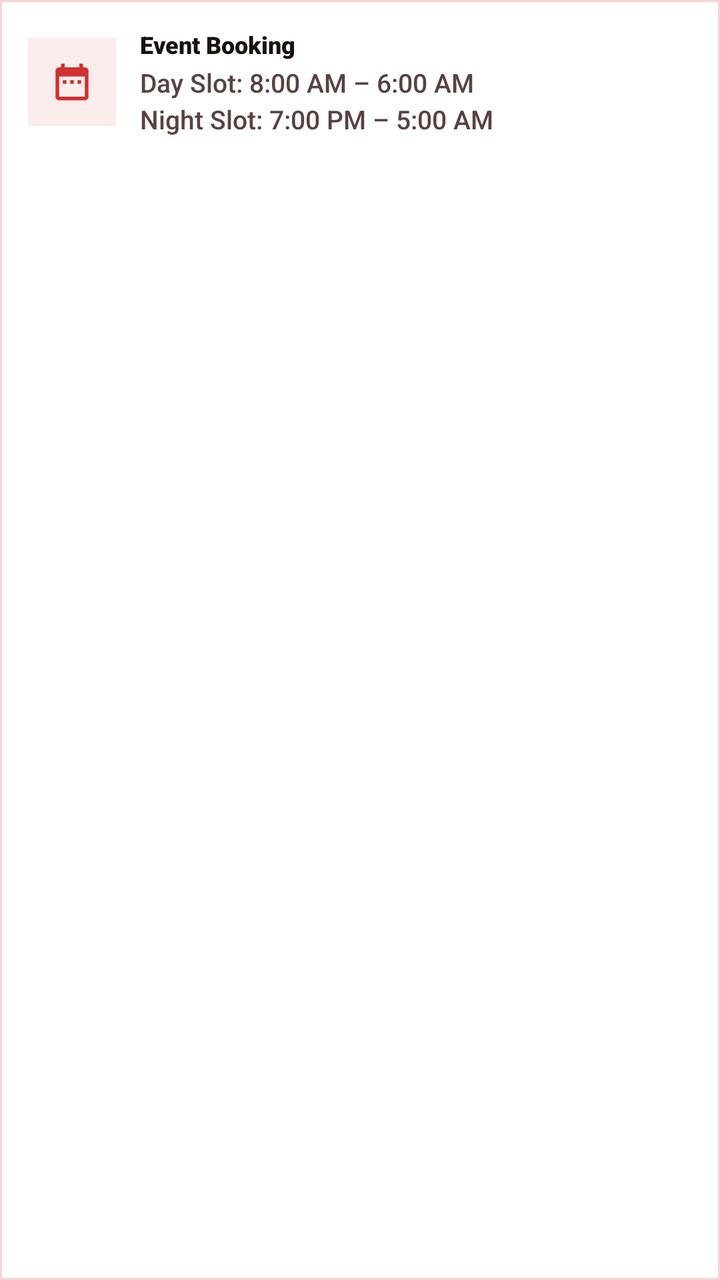
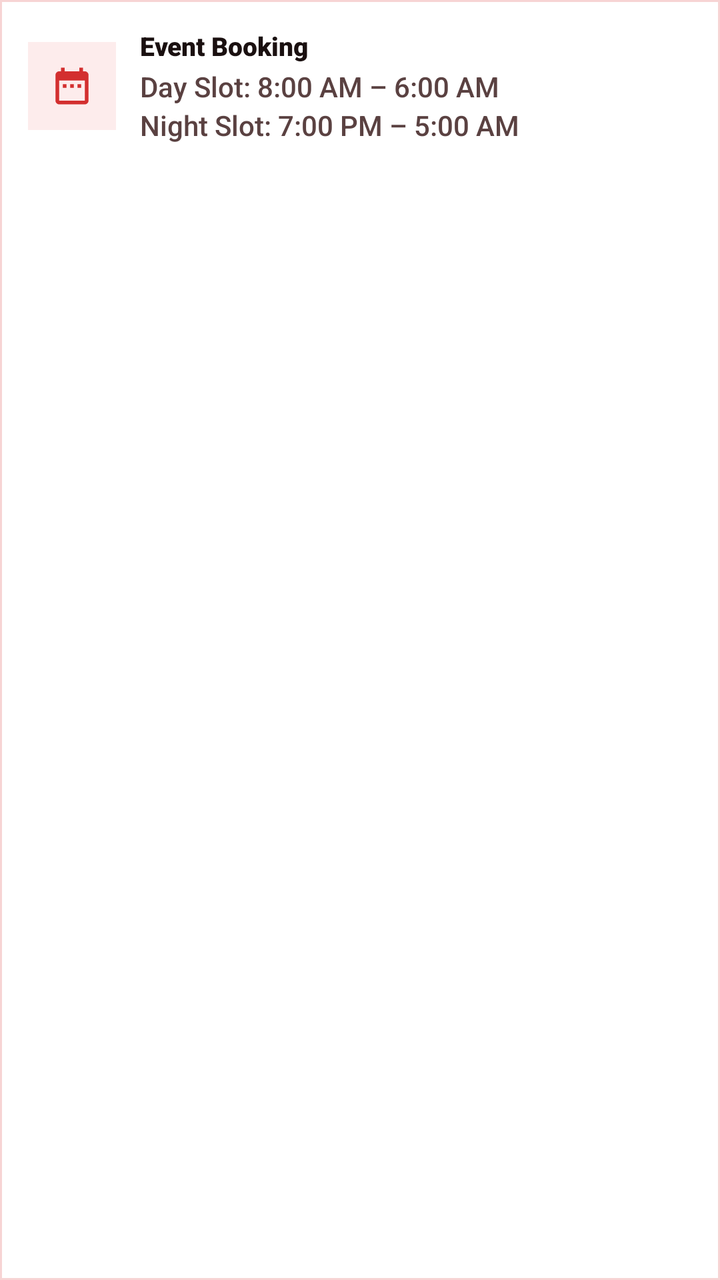

Screens rendered from an Android XML layout before and after an edit, with the pre-edit source and the edit as a unified diff.
<!-- AndroidManifest.xml: application theme Theme.VelocitySuites -->
<!-- res/layout/item_landing_contact_event.xml -->
<?xml version="1.0" encoding="utf-8"?>
<com.google.android.material.card.MaterialCardView xmlns:android="http://schemas.android.com/apk/res/android"
    xmlns:app="http://schemas.android.com/apk/res-auto"
    android:layout_width="match_parent"
    android:layout_height="wrap_content"
    android:layout_marginTop="10dp"
    app:cardBackgroundColor="@color/velocity_surface_elevated"
    app:cardCornerRadius="0dp"
    app:cardElevation="0dp"
    app:strokeColor="@color/velocity_red_subtle"
    app:strokeWidth="1dp">

    <LinearLayout
        android:layout_width="match_parent"
        android:layout_height="wrap_content"
        android:gravity="center_vertical"
        android:orientation="horizontal"
        android:padding="14dp">

        <FrameLayout
            android:layout_width="44dp"
            android:layout_height="44dp"
            android:background="@drawable/bg_icon_circle_badge">

            <ImageView
                android:layout_width="22dp"
                android:layout_height="22dp"
                android:layout_gravity="center"
                android:contentDescription="@string/landing_hotel_event_booking_label"
                android:src="@drawable/ic_calendar"
                app:tint="@color/velocity_red_primary" />
        </FrameLayout>

        <LinearLayout
            android:layout_width="0dp"
            android:layout_height="wrap_content"
            android:layout_marginStart="12dp"
            android:layout_weight="1"
            android:orientation="vertical">

            <TextView
                android:layout_width="match_parent"
                android:layout_height="wrap_content"
                android:fontFamily="sans-serif-black"
                android:text="@string/landing_hotel_event_booking_label"
                android:textColor="@color/velocity_text_primary"
                android:textSize="12sp" />

            <TextView
                android:layout_width="match_parent"
                android:layout_height="wrap_content"
                android:layout_marginTop="2dp"
                android:fontFamily="sans-serif-medium"
                android:lineSpacingExtra="3dp"
                android:text="@string/landing_hotel_event_booking"
                android:textColor="@color/velocity_text_secondary"
                android:textSize="13sp" />
        </LinearLayout>
    </LinearLayout>
</com.google.android.material.card.MaterialCardView>
<!-- resources referenced by this layout -->
<resources>
  <color name="velocity_red_primary">#D32F2F</color>
  <color name="velocity_red_subtle">#F7D4D4</color>
  <color name="velocity_surface_elevated">#FFFFFF</color>
  <color name="velocity_text_primary">#1A1010</color>
  <color name="velocity_text_secondary">#5A4141</color>
  <!-- drawable bg_icon_circle_badge (drawable) -->
  <?xml version="1.0" encoding="utf-8"?>
  <shape xmlns:android="http://schemas.android.com/apk/res/android"
      android:shape="rectangle">
      <solid android:color="@color/velocity_red_soft" />
  </shape>
  <!-- drawable ic_calendar (drawable) -->
  <vector xmlns:android="http://schemas.android.com/apk/res/android"
      android:width="24dp"
      android:height="24dp"
      android:viewportWidth="24"
      android:viewportHeight="24">
    <path
        android:fillColor="#000000"
        android:pathData="M19,4h-1V2h-2v2H8V2H6v2H5C3.89,4 3.01,4.9 3.01,6L3,20c0,1.1 0.89,2 2,2h14c1.1,0 2,-0.9 2,-2V6C21,4.9 20.1,4 19,4zM19,20H5V9h14V20zM7,11h2v2H7V11zM11,11h2v2h-2V11zM15,11h2v2h-2V11z"/>
  </vector>
  <string name="landing_hotel_event_booking">Day Slot: 8:00 AM – 6:00 AM\nNight Slot: 7:00 PM – 5:00 AM</string>
  <string name="landing_hotel_event_booking_label">Event Booking</string>
  <color name="velocity_red_soft">#FDECEC</color>
  <color name="velocity_red_dark">#7F1212</color>
  <color name="white">#FFFFFFFF</color>
  <color name="velocity_red_rose">#EF5350</color>
  <color name="velocity_red_deep">#5A0A0A</color>
  <style name="ShapeAppearance.Velocity.Square" parent="">
          <item name="cornerFamily">rounded</item>
          <item name="cornerSize">0dp</item>
      </style>
  <style name="Widget.Velocity.Card.Flat" parent="Widget.MaterialComponents.CardView">
          <item name="cardElevation">0dp</item>
          <item name="cardCornerRadius">0dp</item>
          <item name="cardBackgroundColor">@color/velocity_surface_elevated</item>
          <item name="strokeColor">@color/velocity_divider_hairline</item>
          <item name="strokeWidth">1dp</item>
          <item name="shapeAppearance">@style/ShapeAppearance.Velocity.Square</item>
      </style>
  <style name="Widget.Velocity.Flat.Chip" parent="Widget.MaterialComponents.Chip.Choice">
          <item name="shapeAppearance">@style/ShapeAppearance.Velocity.Square</item>
          <item name="shapeAppearanceOverlay">@style/ShapeAppearance.Velocity.Square</item>
          <item name="chipCornerRadius">0dp</item>
          <item name="android:minHeight">48dp</item>
          <item name="chipMinHeight">48dp</item>
          <item name="chipStrokeWidth">1dp</item>
          <item name="android:elevation">0dp</item>
      </style>
  <style name="Widget.Velocity.Flat.Snackbar" parent="Widget.MaterialComponents.Snackbar">
          <item name="android:background">@drawable/bg_snackbar_flat</item>
          <item name="android:elevation">0dp</item>
      </style>
  <color name="velocity_divider_hairline">#1A000000</color>
  <!-- drawable bg_snackbar_flat (drawable) -->
  <?xml version="1.0" encoding="utf-8"?>
  <shape xmlns:android="http://schemas.android.com/apk/res/android" android:shape="rectangle">
      <solid android:color="#323232" />
      <stroke android:width="1dp" android:color="#33FFFFFF" />
      <corners android:radius="0dp" />
  </shape>
  <style name="Widget.Velocity.Flat.BottomSheet" parent="Widget.MaterialComponents.BottomSheet.Modal">
          <item name="shapeAppearanceOverlay">@style/ShapeAppearance.Velocity.Square</item>
          <item name="android:elevation">0dp</item>
          <item name="backgroundTint">@color/velocity_surface_elevated</item>
      </style>
  <!-- unchanged entries left out for length: 7 -->
</resources>

<!-- the commit's change to res/layout/item_landing_contact_event.xml (unified diff, before → after) -->
@@ -26,7 +26,7 @@
                 android:layout_width="22dp"
                 android:layout_height="22dp"
                 android:layout_gravity="center"
-                android:contentDescription="@string/landing_hotel_event_booking_label"
+                android:importantForAccessibility="no"
                 android:src="@drawable/ic_calendar"
                 app:tint="@color/velocity_red_primary" />
         </FrameLayout>
@@ -44,7 +44,7 @@
                 android:fontFamily="sans-serif-black"
                 android:text="@string/landing_hotel_event_booking_label"
                 android:textColor="@color/velocity_text_primary"
-                android:textSize="12sp" />
+                android:textSize="13sp" />
 
             <TextView
                 android:layout_width="match_parent"
@@ -54,7 +54,7 @@
                 android:lineSpacingExtra="3dp"
                 android:text="@string/landing_hotel_event_booking"
                 android:textColor="@color/velocity_text_secondary"
-                android:textSize="13sp" />
+                android:textSize="14sp" />
         </LinearLayout>
     </LinearLayout>
 </com.google.android.material.card.MaterialCardView>
